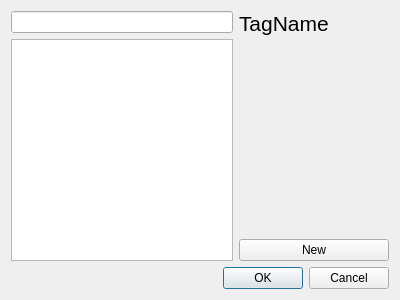
This is src/dialog/managetagsdialog.ui in Kirtsim/Memo-client-gui as Qt 5 draws it before an edit. The edited form follows.
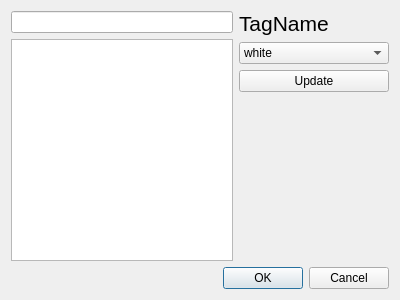
This is the edited form.

Commit message:
Add a simple color picker and "add" button to ManageTagsDialog's UI.
The color picker is not wired to any logic related to colors yet. The
"add" button and the color picker are disabled if the search bar is
empty. The "add" button changes text based on what's in the searchbar or
what tag in the list is selected. If the text in the search bar does not
match any existing tags, the button will read "Add", if the text
matches an existing tag it will read "Update".
The text from the search bar is also displayed in a label.

What changed in the file:
```diff
--- a/src/dialog/managetagsdialog.ui
+++ b/src/dialog/managetagsdialog.ui
@@ -53,6 +53,37 @@
          </property>
         </widget>
        </item>
+       <item>
+        <widget class="QComboBox" name="colorPicker">
+         <item>
+          <property name="text">
+           <string>white</string>
+          </property>
+         </item>
+         <item>
+          <property name="text">
+           <string>red</string>
+          </property>
+         </item>
+         <item>
+          <property name="text">
+           <string>green</string>
+          </property>
+         </item>
+         <item>
+          <property name="text">
+           <string>blue</string>
+          </property>
+         </item>
+        </widget>
+       </item>
+       <item>
+        <widget class="QPushButton" name="updateButton">
+         <property name="text">
+          <string>Update</string>
+         </property>
+        </widget>
+       </item>
        <item>
         <spacer name="verticalSpacer">
          <property name="orientation">
@@ -66,13 +97,6 @@
          </property>
         </spacer>
        </item>
-       <item>
-        <widget class="QPushButton" name="newButton">
-         <property name="text">
-          <string>New</string>
-         </property>
-        </widget>
-       </item>
       </layout>
      </item>
     </layout>
```
The commit also changes 2 other files.
